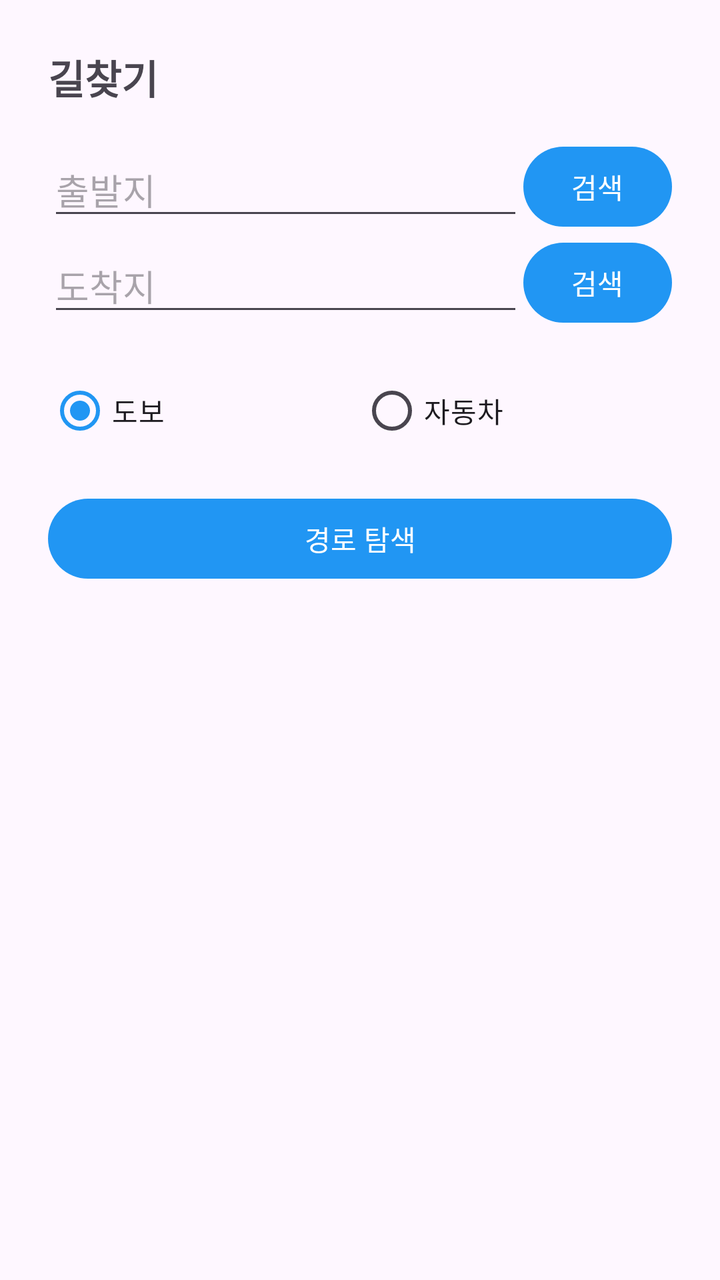
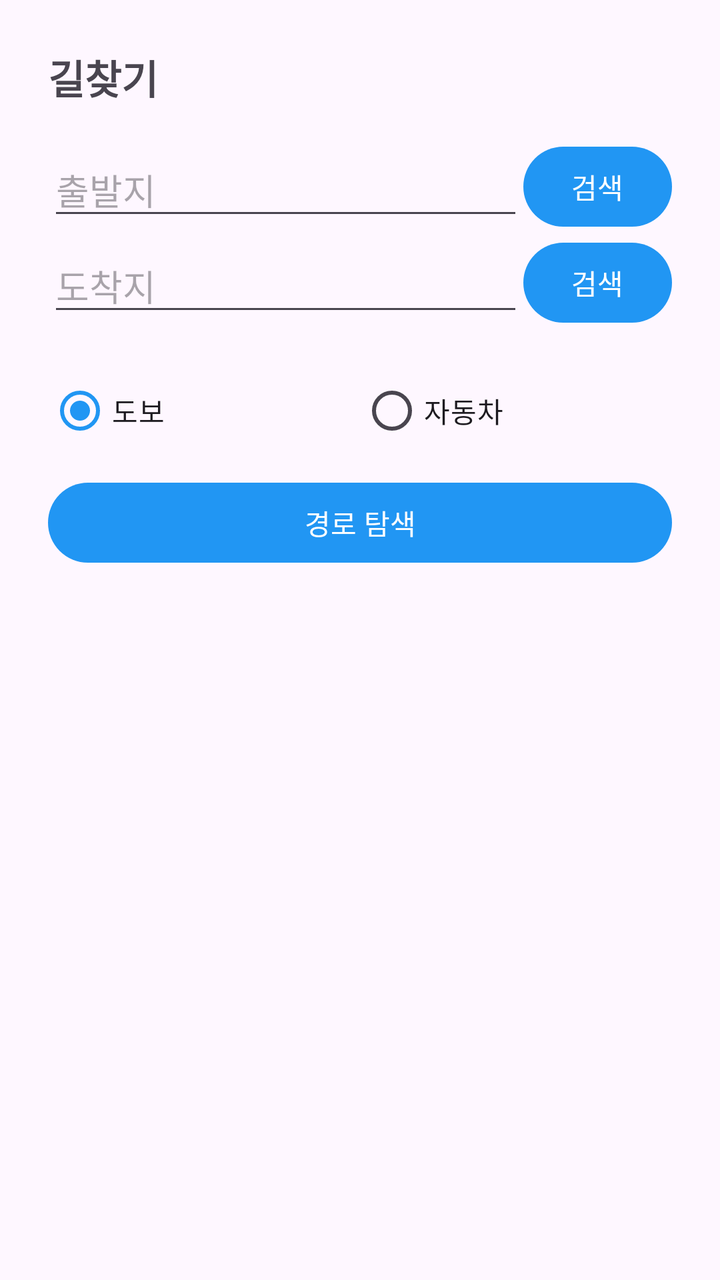

Compare the two renders of this Android layout. The source of the first and the diff that turns it into the second are given below.
<!-- AndroidManifest.xml: application theme Theme.SocialMyMap -->
<!-- res/layout/dialog_directions.xml -->
<?xml version="1.0" encoding="utf-8"?>
<LinearLayout xmlns:android="http://schemas.android.com/apk/res/android"
    android:layout_width="match_parent"
    android:layout_height="wrap_content"
    android:orientation="vertical"
    android:padding="24dp">

    <TextView
        android:layout_width="wrap_content"
        android:layout_height="wrap_content"
        android:text="길찾기"
        android:textSize="20sp"
        android:textStyle="bold"
        android:layout_marginBottom="16dp"/>

    <LinearLayout
        android:layout_width="match_parent"
        android:layout_height="wrap_content"
        android:orientation="horizontal"
        android:gravity="center_vertical">
        <EditText
            android:id="@+id/et_start_location"
            android:layout_width="0dp"
            android:layout_height="wrap_content"
            android:layout_weight="1"
            android:hint="출발지"
            android:maxLines="1"/>
        <Button
            android:id="@+id/btn_search_start"
            android:layout_width="wrap_content"
            android:layout_height="wrap_content"
            android:minWidth="60dp"
            android:text="검색"/>
    </LinearLayout>

    <LinearLayout
        android:layout_width="match_parent"
        android:layout_height="wrap_content"
        android:orientation="horizontal"
        android:gravity="center_vertical"
        android:layout_marginBottom="16dp">
        <EditText
            android:id="@+id/et_end_location"
            android:layout_width="0dp"
            android:layout_height="wrap_content"
            android:layout_weight="1"
            android:hint="도착지"
            android:maxLines="1"/>
        <Button
            android:id="@+id/btn_search_end"
            android:layout_width="wrap_content"
            android:layout_height="wrap_content"
            android:minWidth="60dp"
            android:text="검색"/>
    </LinearLayout>


    <RadioGroup
        android:id="@+id/rg_transport_mode"
        android:layout_width="match_parent"
        android:layout_height="wrap_content"
        android:orientation="horizontal"
        android:layout_marginBottom="16dp">

        <RadioButton
            android:id="@+id/rb_walk"
            android:layout_width="0dp"
            android:layout_height="wrap_content"
            android:layout_weight="1"
            android:text="도보"
            android:checked="true"/>

        <RadioButton
            android:id="@+id/rb_car"
            android:layout_width="0dp"
            android:layout_height="wrap_content"
            android:layout_weight="1"
            android:text="자동차"/>
    </RadioGroup>

    <Button
        android:id="@+id/btn_find_route"
        android:layout_width="match_parent"
        android:layout_height="wrap_content"
        android:text="경로 탐색"/>

</LinearLayout>
<!-- resources referenced by this layout -->
<resources>
  <style name="Theme.SocialMyMap" parent="Base.Theme.SocialMyMap" />
  <style name="Base.Theme.SocialMyMap" parent="Theme.Material3.DayNight">
      
      <item name="colorPrimary">#2196F3</item>
      <item name="colorPrimaryVariant">#1976D2</item>
      <item name="colorOnPrimary">@color/white</item>
      
      <item name="colorSecondary">#03A9F4</item>
      <item name="colorSecondaryVariant">#0288D1</item>
      <item name="colorOnSecondary">@color/black</item>
      
      <item name="android:statusBarColor" tools:targetApi="l">?attr/colorPrimaryVariant</item>
      
    </style>
  <color name="white">#FFFFFFFF</color>
  <color name="black">#FF000000</color>
</resources>

<!-- the commit's change to res/layout/dialog_directions.xml (unified diff, before → after) -->
@@ -28,8 +28,8 @@
         <Button
             android:id="@+id/btn_search_start"
             android:layout_width="wrap_content"
+            android:minWidth="60dp"
             android:layout_height="wrap_content"
-            android:minWidth="60dp"
             android:text="검색"/>
     </LinearLayout>
 
@@ -49,18 +49,17 @@
         <Button
             android:id="@+id/btn_search_end"
             android:layout_width="wrap_content"
+            android:minWidth="60dp"
             android:layout_height="wrap_content"
-            android:minWidth="60dp"
             android:text="검색"/>
     </LinearLayout>
-
 
     <RadioGroup
         android:id="@+id/rg_transport_mode"
         android:layout_width="match_parent"
         android:layout_height="wrap_content"
         android:orientation="horizontal"
-        android:layout_marginBottom="16dp">
+        android:layout_marginBottom="8dp">
 
         <RadioButton
             android:id="@+id/rb_walk"
@@ -78,6 +77,35 @@
             android:text="자동차"/>
     </RadioGroup>
 
+    
+    <LinearLayout
+        android:id="@+id/car_options_layout"
+        android:layout_width="match_parent"
+        android:layout_height="wrap_content"
+        android:orientation="horizontal"
+        android:layout_marginBottom="16dp"
+        android:visibility="gone">
+
+        <CheckBox
+            android:id="@+id/cb_option_trafast"
+            android:layout_width="0dp"
+            android:layout_height="wrap_content"
+            android:layout_weight="1"
+            android:text="최소시간"/>
+        <CheckBox
+            android:id="@+id/cb_option_traoptimal"
+            android:layout_width="0dp"
+            android:layout_height="wrap_content"
+            android:layout_weight="1"
+            android:text="최적경로"/>
+        <CheckBox
+            android:id="@+id/cb_option_traavoid"
+            android:layout_width="0dp"
+            android:layout_height="wrap_content"
+            android:layout_weight="1"
+            android:text="무료도로"/>
+    </LinearLayout>
+
     <Button
         android:id="@+id/btn_find_route"
         android:layout_width="match_parent"
